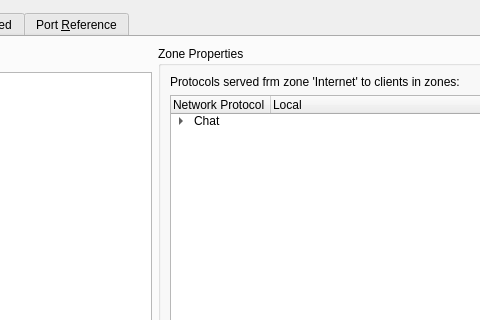
The window that src/guarddog.ui (tsuckow/guard-puppy) describes before a commit, drawn with Qt 5; both pictures show x 252 to 732 and y 0 to 320 of the 866 by 680 pixel window.
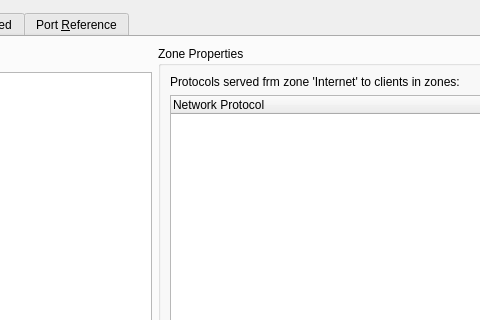
The same window after the commit. The open tabs and pages were chosen to show the change.

Diff of the .ui file:
```diff
--- a/src/guarddog.ui
+++ b/src/guarddog.ui
@@ -293,33 +293,18 @@
              </widget>
             </item>
             <item>
-             <widget class="QTreeWidget" name="treeWidget">
+             <widget class="QTreeWidget" name="protocolTreeWidget">
+              <property name="editTriggers">
+               <set>QAbstractItemView::AllEditTriggers</set>
+              </property>
+              <property name="alternatingRowColors">
+               <bool>true</bool>
+              </property>
               <column>
                <property name="text">
                 <string>Network Protocol</string>
                </property>
               </column>
-              <column>
-               <property name="text">
-                <string>Local</string>
-               </property>
-              </column>
-              <item>
-               <property name="text">
-                <string>Chat</string>
-               </property>
-               <property name="flags">
-                <set>ItemIsSelectable|ItemIsDragEnabled|ItemIsUserCheckable|ItemIsEnabled|ItemIsTristate</set>
-               </property>
-               <item>
-                <property name="text">
-                 <string>IRC</string>
-                </property>
-                <property name="text">
-                 <string/>
-                </property>
-               </item>
-              </item>
              </widget>
             </item>
             <item>
```
Left out of the diff: 17 changed lines with no effect on the pictures.
